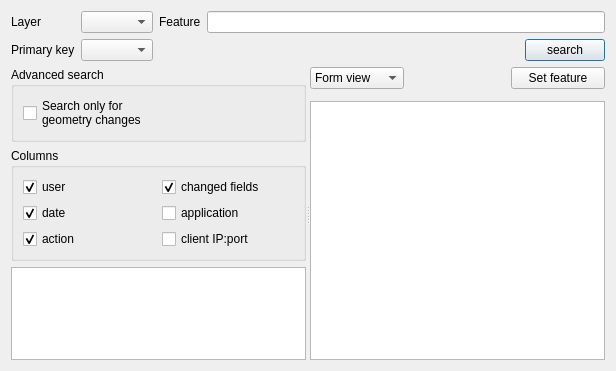
3nids/postgres91plusauditor, file ui/ui_showhistory.ui: the form before one commit.
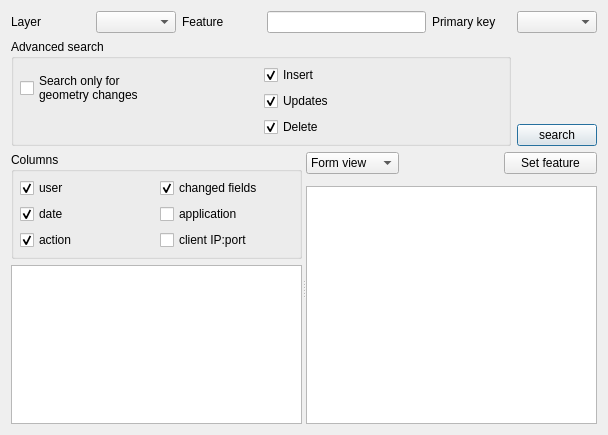
The form after the commit. Custom widgets are drawn as their Qt base class.

Commit message: opening dialogs, first parsing of row_data ok

```diff
--- a/ui/ui_showhistory.ui
+++ b/ui/ui_showhistory.ui
@@ -6,8 +6,8 @@
    <rect>
     <x>0</x>
     <y>0</y>
-    <width>616</width>
-    <height>371</height>
+    <width>608</width>
+    <height>435</height>
    </rect>
   </property>
   <property name="windowTitle">
@@ -46,40 +46,99 @@
         </property>
        </widget>
       </item>
-      <item row="1" column="4">
-       <widget class="QPushButton" name="searchButton">
-        <property name="text">
-         <string>search</string>
-        </property>
-       </widget>
-      </item>
-      <item row="1" column="1">
-       <widget class="QComboBox" name="pkeyCombo"/>
-      </item>
-      <item row="1" column="0">
+      <item row="0" column="5">
        <widget class="QLabel" name="label_3">
         <property name="text">
          <string>Primary key</string>
         </property>
        </widget>
       </item>
-      <item row="1" column="3">
-       <spacer name="horizontalSpacer_3">
+      <item row="0" column="6">
+       <widget class="QComboBox" name="pkeyCombo"/>
+      </item>
+      <item row="2" column="6">
+       <widget class="QPushButton" name="searchButton">
+        <property name="layoutDirection">
+         <enum>Qt::LeftToRight</enum>
+        </property>
+        <property name="text">
+         <string>search</string>
+        </property>
+       </widget>
+      </item>
+      <item row="1" column="6">
+       <spacer name="verticalSpacer">
         <property name="orientation">
-         <enum>Qt::Horizontal</enum>
+         <enum>Qt::Vertical</enum>
+        </property>
+        <property name="sizeType">
+         <enum>QSizePolicy::Minimum</enum>
         </property>
         <property name="sizeHint" stdset="0">
          <size>
-          <width>40</width>
-          <height>20</height>
+          <width>20</width>
+          <height>0</height>
          </size>
         </property>
        </spacer>
       </item>
+      <item row="1" column="0" rowspan="2" colspan="6">
+       <widget class="QgsCollapsibleGroupBoxBasic" name="groupBox_2">
+        <property name="title">
+         <string>Advanced search</string>
+        </property>
+        <property name="collapsed" stdset="0">
+         <bool>true</bool>
+        </property>
+        <layout class="QGridLayout" name="gridLayout_8">
+         <property name="margin">
+          <number>6</number>
+         </property>
+         <item row="2" column="1">
+          <widget class="QCheckBox" name="checkBox_2">
+           <property name="text">
+            <string>Delete</string>
+           </property>
+           <property name="checked">
+            <bool>true</bool>
+           </property>
+          </widget>
+         </item>
+         <item row="1" column="1">
+          <widget class="QCheckBox" name="checkBox">
+           <property name="text">
+            <string>Updates</string>
+           </property>
+           <property name="checked">
+            <bool>true</bool>
+           </property>
+          </widget>
+         </item>
+         <item row="0" column="1">
+          <widget class="QCheckBox" name="checkBox_3">
+           <property name="text">
+            <string>Insert</string>
+           </property>
+           <property name="checked">
+            <bool>true</bool>
+           </property>
+          </widget>
+         </item>
+         <item row="0" column="0" rowspan="2">
+          <widget class="QCheckBox" name="searchOnlyGeometry">
+           <property name="text">
+            <string>Search only for 
+geometry changes</string>
+           </property>
+          </widget>
+         </item>
+        </layout>
+       </widget>
+      </item>
      </layout>
     </widget>
    </item>
-   <item row="1" column="0">
+   <item row="3" column="0">
     <widget class="QSplitter" name="splitter">
      <property name="orientation">
       <enum>Qt::Horizontal</enum>
@@ -92,26 +151,6 @@
        <item row="3" column="0">
         <widget class="QTableWidget" name="tableWidget"/>
        </item>
-       <item row="1" column="0">
-        <widget class="QgsCollapsibleGroupBoxBasic" name="groupBox_2">
-         <property name="title">
-          <string>Advanced search</string>
-         </property>
-         <property name="collapsed" stdset="0">
-          <bool>true</bool>
-         </property>
-         <layout class="QGridLayout" name="gridLayout_8">
-          <item row="0" column="0">
-           <widget class="QCheckBox" name="searchOnlyGeometry">
-            <property name="text">
-             <string>Search only for 
-geometry changes</string>
-            </property>
-           </widget>
-          </item>
-         </layout>
-        </widget>
-       </item>
        <item row="2" column="0">
         <widget class="QgsCollapsibleGroupBoxBasic" name="groupBox">
          <property name="title">
@@ -121,6 +160,9 @@
           <bool>true</bool>
          </property>
          <layout class="QGridLayout" name="gridLayout_7">
+          <property name="margin">
+           <number>6</number>
+          </property>
           <item row="0" column="1">
            <widget class="QCheckBox" name="displayColumnChangedFields">
             <property name="text">
```
Left out of the diff: 2 changed lines with no effect on the pictures. The commit also changes 6 other files.
